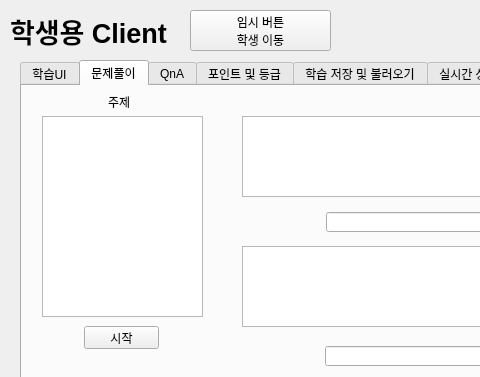
This is edu.ui in LEEHYUNDO92/edu_app as Qt 5 draws it before an edit; both pictures show x 0 to 480 and y 0 to 377 of the 831 by 882 pixel window. The edited form follows.
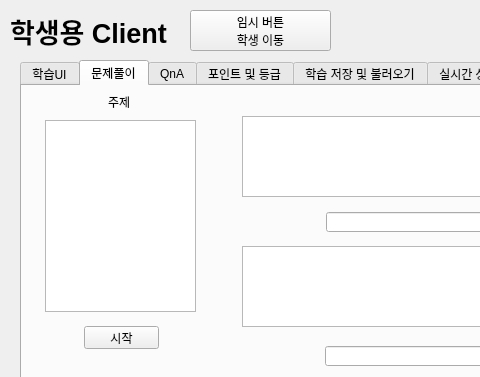
This is the edited form.

Commit message: 학생 ui 2023/02/06 20:28 고연재

The edit to the form file:
```diff
--- a/edu.ui
+++ b/edu.ui
@@ -673,16 +673,6 @@
         <string>주제</string>
        </property>
       </widget>
-      <widget class="QListWidget" name="student_quiz_title_list">
-       <property name="geometry">
-        <rect>
-         <x>20</x>
-         <y>30</y>
-         <width>161</width>
-         <height>201</height>
-        </rect>
-       </property>
-      </widget>
       <widget class="QPushButton" name="quiz_start_btn">
        <property name="geometry">
         <rect>
@@ -861,6 +851,16 @@
         <string>정답 입력</string>
        </property>
       </widget>
+      <widget class="QTableWidget" name="tableWidget">
+       <property name="geometry">
+        <rect>
+         <x>23</x>
+         <y>34</y>
+         <width>151</width>
+         <height>192</height>
+        </rect>
+       </property>
+      </widget>
      </widget>
      <widget class="QWidget" name="tab_8">
       <attribute name="title">
```
